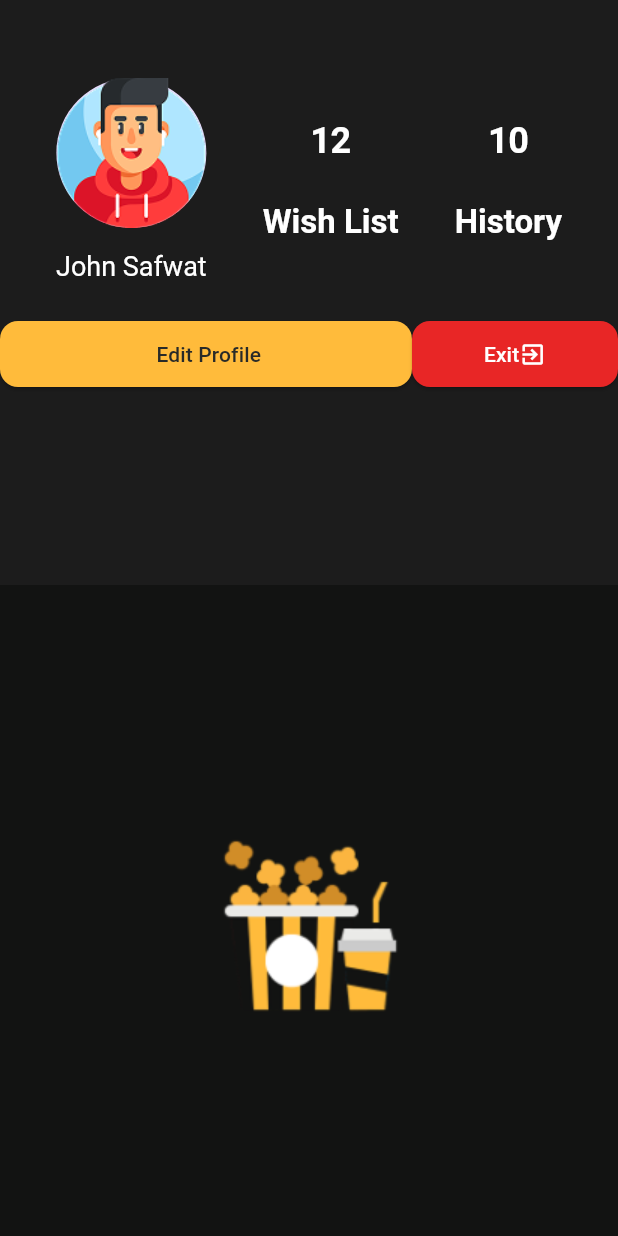
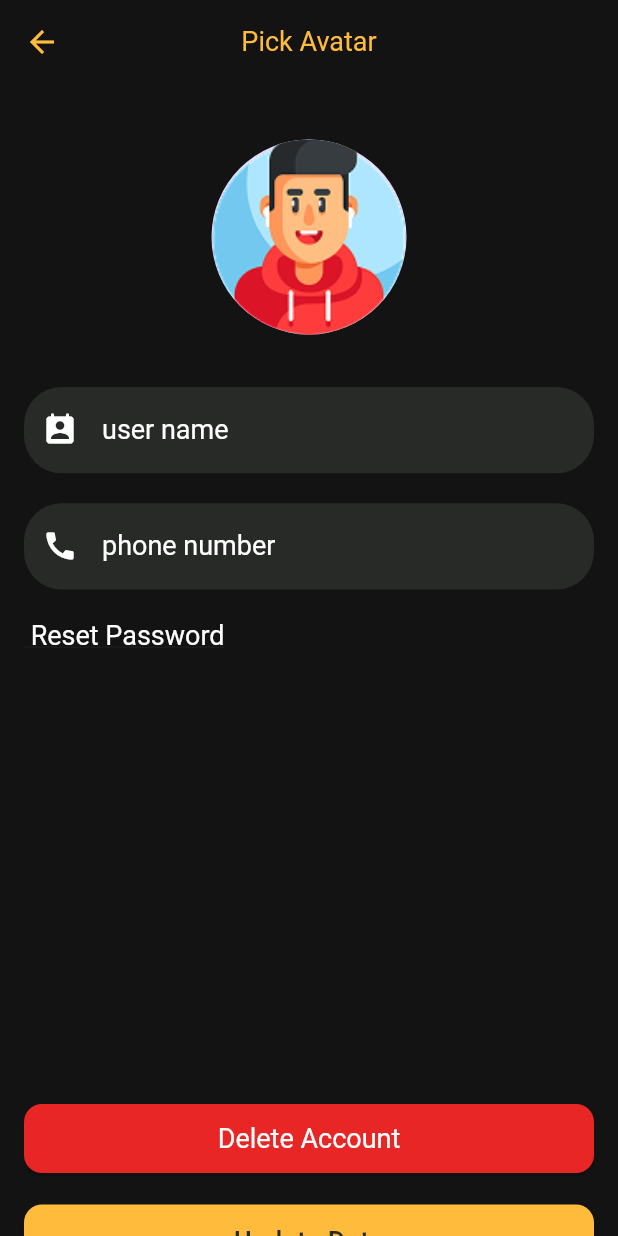
Before and after one commit to AhmedKhaled70/movies_app, a Flutter app: the profile_tab screen opened directly, after a tap on "Edit Profile", on a phone screen of 412 x 824 dp. Run offline on Flutter 3.47's test engine with Material 3 defaults, Android fonts, the phone set to English and light mode, and no system bars; our stand-ins replace animated_splash_screen; Roboto replaces fonts that are missing (Cairo).

Commit message:
second commit

```diff
--- a/lib/home/home_screen.dart
+++ b/lib/home/home_screen.dart
@@ -1,7 +1,7 @@
 import 'package:flutter/material.dart';
 import 'package:mov/home/tabs/explore%20tab.dart';
 import 'package:mov/home/tabs/home%20tab.dart';
-import 'package:mov/home/tabs/profile%20tab.dart';
+import 'package:mov/home/tabs/profile%20tab/profile%20tab.dart';
 import 'package:mov/home/tabs/search%20tab.dart';
 import 'package:mov/theme/theme.dart';
 class homescreen extends StatefulWidget {
--- a/lib/home/tabs/profile tab.dart
+++ b/lib/home/tabs/profile tab/profile tab.dart
@@ -1,4 +1,6 @@
 import 'package:flutter/material.dart';
+import 'package:mov/home/tabs/profile%20tab/update%20profile.dart';
+import 'package:mov/login/login_screen.dart';
 import 'package:mov/theme/theme.dart';
 
 class profile_tab extends StatelessWidget {
@@ -21,7 +23,7 @@ class profile_tab extends StatelessWidget {
                       CircleAvatar( radius: 50,
                         child: Image.asset("assets/images/avatar1.png",),),
                       SizedBox(height: 15,),
-                      Text("John Safwat",style:TextTheme.of(context).displaySmall,)
+                      Text("Ahmed khaled ",style:TextTheme.of(context).displaySmall,)
                     ],
                   ),
                   Column(
@@ -41,8 +43,12 @@ class profile_tab extends StatelessWidget {
               Row(
                 children: [
                   Expanded(flex: 2,
-                    child: ElevatedButton(
+                    child:
+                    ElevatedButton(
                       onPressed: () {
+                        Navigator.pushNamed(context, update_profile.routeName);
+
+
                       },
                       style: ElevatedButton.styleFrom(
                           padding: EdgeInsets.symmetric(vertical: 12),
@@ -62,6 +68,7 @@ class profile_tab extends StatelessWidget {
                   Expanded(flex: 1,
                     child: ElevatedButton(
                       onPressed: () {
+                        Navigator.pushNamed(context, loginscreen.routeName);
                       },
                       style: ElevatedButton.styleFrom(
                           padding: EdgeInsets.symmetric(vertical: 12),
--- /dev/null
+++ b/lib/home/tabs/profile tab/update profile.dart
@@ -0,0 +1,143 @@
+import 'package:flutter/material.dart';
+import 'package:mov/forgetpass/forgetPassword.dart';
+import 'package:mov/theme/theme.dart';
+
+class update_profile extends StatelessWidget {
+  static const String routeName = "update_profile";
+
+  const update_profile({super.key});
+
+  @override
+  Widget build(BuildContext context) {
+    return Scaffold(
+      appBar: AppBar(
+        title: Text("Pick Avatar",
+            style: TextTheme.of(context)
+                .displaySmall
+                ?.copyWith(color: MyTheme.gold)),
+        leading: IconButton(
+          icon: Icon(Icons.arrow_back, color: MyTheme.gold),
+          onPressed: () {
+            Navigator.pop(context);
+          },
+        ),
+      ),
+      body: Padding(
+        padding: const EdgeInsets.symmetric(horizontal: 16),
+        child: Column(
+          crossAxisAlignment: CrossAxisAlignment.start,
+          children: [
+            Center(
+              child: Padding(
+                padding: const EdgeInsets.only(top: 37),
+                child: CircleAvatar(
+                  radius: 65,
+                  backgroundImage: AssetImage("assets/images/avatar1.png"),
+                ),
+              ),
+            ),
+            SizedBox(
+              height: 35,
+            ),
+            Container(
+              decoration: BoxDecoration(
+                borderRadius: BorderRadius.circular(25),
+                color: MyTheme.blackOne,
+              ),
+              child: TextField(
+                  decoration: InputDecoration(
+                labelText: "user name",
+                labelStyle: TextTheme.of(context).displaySmall,
+                prefixIcon: Icon(
+                  Icons.perm_contact_calendar_rounded,
+                  color: MyTheme.white,
+                  size: 24,
+                ),
+                border: InputBorder.none,
+              )),
+            ),
+            SizedBox(
+              height: 20,
+            ),
+            Container(
+              decoration: BoxDecoration(
+                borderRadius: BorderRadius.circular(25),
+                color: MyTheme.blackOne,
+              ),
+              child: TextField(
+                  decoration: InputDecoration(
+                labelText: "phone number",
+                labelStyle: TextTheme.of(context).displaySmall,
+                prefixIcon: Icon(
+                  Icons.call,
+                  color: MyTheme.white,
+                  size: 24,
+                ),
+                border: InputBorder.none,
+              )),
+            ),
+            SizedBox(
+              height: 20,
+            ),
+            InkWell(
+              onTap: () {
+                Navigator.push(context, MaterialPageRoute(builder: (context) => forgetPassword()),);
+
+              },
+              child: Text.rich(TextSpan(children: [
+                TextSpan(
+                  onEnter: (event) {
+                    Navigator.push(context, MaterialPageRoute(builder: (context) => forgetPassword()),);
+                  },
+                  text: " Reset Password",
+                  style: Theme.of(context)
+                      .textTheme
+                      .displaySmall!
+                      .copyWith(decoration: TextDecoration.underline),
+                ),
+              ])),
+            ),
+            Padding(
+              padding: const EdgeInsets.only(top: 300),
+              child: ElevatedButton(
+                onPressed: () {},
+                style: ElevatedButton.styleFrom(
+                    padding: EdgeInsets.symmetric(vertical: 12),
+                    shape: RoundedRectangleBorder(
+                        borderRadius: BorderRadius.circular(12)),
+                    backgroundColor: MyTheme.red),
+                child: Row(
+                  mainAxisAlignment: MainAxisAlignment.center,
+                  children: [
+                    Text(
+                      "Delete Account",
+                      style: TextTheme.of(context).displaySmall,
+                    )
+                  ],
+                ),
+              ),
+            ),
+            SizedBox(
+              height: 20,
+            ),
+            ElevatedButton(
+              onPressed: () {},
+              style: ElevatedButton.styleFrom(
+                  padding: EdgeInsets.symmetric(vertical: 12),
+                  shape: RoundedRectangleBorder(
+                      borderRadius: BorderRadius.circular(12)),
+                  backgroundColor: MyTheme.gold),
+              child: Row(
+                mainAxisAlignment: MainAxisAlignment.center,
+                children: [
+                  Text("Update Data",
+                      style: TextStyle(color: MyTheme.blackOne, fontSize: 18)),
+                ],
+              ),
+            ),
+          ],
+        ),
+      ),
+    );
+  }
+}
--- a/lib/onboarding_screen.dart
+++ b/lib/onboarding_screen.dart
@@ -117,7 +117,7 @@ class _OnboardingScreenState extends State<OnboardingScreen> {
 
       child: Text("Back", style: TextStyle(color: Colors.white,fontSize: 15)),
     ),
-
+SizedBox(height: 20,)
 
     ],
     ),
--- a/pubspec.yaml
+++ b/pubspec.yaml
@@ -39,6 +39,7 @@ dependencies:
   cupertino_icons: ^1.0.2
   flutter_onboarding_slider: ^1.0.11
   dot_navigation_bar: ^1.0.1+4
+  animated_splash_screen: ^1.3.0
 
 
 
```
Also changed, not shown: lib/forgetpass/forgetPassword.dart (added, +66 -0 lines), lib/home/tabs/search tab.dart (+16 -1 lines), lib/main.dart (+14 -1 lines), lib/rsgister/register_screen.dart (+10 -2 lines), lib/splash screen/splash_screen.dart (added, +39 -0 lines), assets/images/ForgotPassword.png (added), pubspec.lock.
